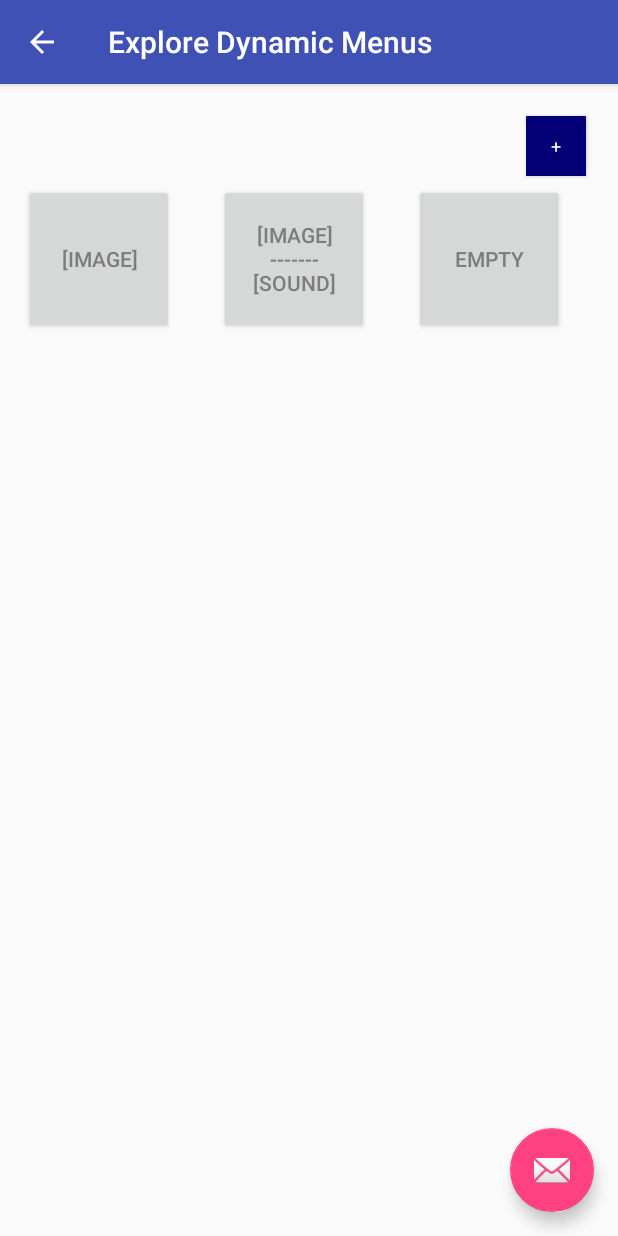
After one commit to syoung7289/android-olad, an Android app: the ShowDynamicMenu screen opened directly, with no data from a screen before it, on a phone screen of 412 x 824 dp. The commit adds this screen. Run offline under Robolectric (Android 15) with nearby library versions, the phone set to English and light mode, and no system bars.

Commit message:
Dynamic Popup Menu Day 1

```diff
--- a/app/src/main/java/com/scyoung/pandora/PassParameterActivity.java
+++ b/app/src/main/java/com/scyoung/pandora/PassParameterActivity.java
@@ -7,6 +7,7 @@ import android.support.design.widget.Snackbar;
 import android.support.v7.app.AppCompatActivity;
 import android.support.v7.widget.Toolbar;
 import android.view.View;
+import android.widget.Button;
 import android.widget.EditText;
 
 public class PassParameterActivity extends AppCompatActivity {
@@ -29,6 +30,7 @@ public class PassParameterActivity extends AppCompatActivity {
             }
         });
         getSupportActionBar().setDisplayHomeAsUpEnabled(true);
+
     }
 
     public void passParameter(View view) {
--- /dev/null
+++ b/app/src/main/res/layout/activity_show_dynamic_menu.xml
@@ -0,0 +1,34 @@
+<?xml version="1.0" encoding="utf-8"?>
+<android.support.design.widget.CoordinatorLayout xmlns:android="http://schemas.android.com/apk/res/android"
+    xmlns:app="http://schemas.android.com/apk/res-auto"
+    xmlns:tools="http://schemas.android.com/tools"
+    android:layout_width="match_parent"
+    android:layout_height="match_parent"
+    android:fitsSystemWindows="true"
+    tools:context="com.scyoung.pandora.ShowDynamicMenu">
+
+    <android.support.design.widget.AppBarLayout
+        android:layout_width="match_parent"
+        android:layout_height="wrap_content"
+        android:theme="@style/AppTheme.AppBarOverlay">
+
+        <android.support.v7.widget.Toolbar
+            android:id="@+id/toolbar"
+            android:layout_width="match_parent"
+            android:layout_height="?attr/actionBarSize"
+            android:background="?attr/colorPrimary"
+            app:popupTheme="@style/AppTheme.PopupOverlay" />
+
+    </android.support.design.widget.AppBarLayout>
+
+    <include layout="@layout/content_show_dynamic_menu" />
+
+    <android.support.design.widget.FloatingActionButton
+        android:id="@+id/fab"
+        android:layout_width="wrap_content"
+        android:layout_height="wrap_content"
+        android:layout_gravity="bottom|end"
+        android:layout_margin="@dimen/fab_margin"
+        android:src="@android:drawable/ic_dialog_email" />
+
+</android.support.design.widget.CoordinatorLayout>
--- /dev/null
+++ b/app/src/main/res/layout/content_show_dynamic_menu.xml
@@ -0,0 +1,87 @@
+<?xml version="1.0" encoding="utf-8"?>
+<RelativeLayout xmlns:android="http://schemas.android.com/apk/res/android"
+    xmlns:app="http://schemas.android.com/apk/res-auto"
+    xmlns:tools="http://schemas.android.com/tools"
+    android:layout_width="match_parent"
+    android:layout_height="match_parent"
+    android:paddingBottom="@dimen/activity_vertical_margin"
+    android:paddingLeft="@dimen/activity_horizontal_margin"
+    android:paddingRight="@dimen/activity_horizontal_margin"
+    android:paddingTop="@dimen/activity_vertical_margin"
+    app:layout_behavior="@string/appbar_scrolling_view_behavior"
+    tools:context="com.scyoung.pandora.ShowDynamicMenu"
+    tools:showIn="@layout/activity_show_dynamic_menu">
+
+
+    <Button
+        android:id="@+id/addButton"
+        android:layout_width="40dp"
+        android:layout_height="40dp"
+        android:layout_alignParentRight="true"
+        android:layout_alignParentTop="true"
+        android:layout_marginTop="5dp"
+        android:layout_marginRight="5dp"
+        android:text="+"
+        android:textAppearance="@style/ButtonSmallFontStyle"
+        android:textColor="#FFFFFF"
+        android:background="#060078"
+        android:onClick="addButton"
+        android:outlineProvider="background" />
+    <Button
+        android:id="@+id/dynamicMenuButton0"
+        android:layout_width="100dp"
+        android:layout_height="100dp"
+        android:longClickable="true"
+        android:layout_alignParentLeft="true"
+        android:layout_below="@id/addButton"
+        android:layout_marginTop="5dp"
+        android:textColor="#7D7D7D"/>
+    <Button
+        android:id="@+id/dynamicMenuButton1"
+        android:layout_width="100dp"
+        android:layout_height="100dp"
+        android:longClickable="true"
+        android:layout_toRightOf="@id/dynamicMenuButton0"
+        android:layout_below="@id/addButton"
+        android:layout_marginTop="5dp"
+        android:layout_marginLeft="30dp"
+        android:textColor="#7D7D7D"/>
+    <Button
+        android:id="@+id/dynamicMenuButton2"
+        android:layout_width="100dp"
+        android:layout_height="100dp"
+        android:longClickable="true"
+        android:layout_below="@id/addButton"
+        android:layout_toRightOf="@id/dynamicMenuButton1"
+        android:layout_marginTop="5dp"
+        android:layout_marginLeft="30dp"
+        android:textColor="#7D7D7D"/>
+    <Button
+        android:id="@+id/dynamicMenuButton3"
+        android:layout_width="100dp"
+        android:layout_height="100dp"
+        android:longClickable="true"
+        android:layout_below="@id/dynamicMenuButton0"
+        android:layout_marginTop="30dp"
+        android:textColor="#7D7D7D"/>
+    <Button
+        android:id="@+id/dynamicMenuButton4"
+        android:layout_width="100dp"
+        android:layout_height="100dp"
+        android:longClickable="true"
+        android:layout_below="@id/dynamicMenuButton0"
+        android:layout_toRightOf="@id/dynamicMenuButton3"
+        android:layout_marginTop="30dp"
+        android:layout_marginLeft="30dp"
+        android:textColor="#7D7D7D"/>
+    <Button
+        android:id="@+id/dynamicMenuButton5"
+        android:layout_width="100dp"
+        android:layout_height="100dp"
+        android:longClickable="true"
+        android:layout_below="@id/dynamicMenuButton0"
+        android:layout_toRightOf="@id/dynamicMenuButton4"
+        android:layout_marginTop="30dp"
+        android:layout_marginLeft="30dp"
+        android:textColor="#7D7D7D"/>
+</RelativeLayout>
--- a/app/src/main/res/values-v21/styles.xml
+++ b/app/src/main/res/values-v21/styles.xml
@@ -6,4 +6,11 @@
         <item name="android:windowDrawsSystemBarBackgrounds">true</item>
         <item name="android:statusBarColor">@android:color/transparent</item>
     </style>
+
+    <style name="ButtonSmallFontStyle">
+        <item name="android:textSize">12sp</item>
+        <item name="android:textAllCaps">false</item>
+        <item name="android:fontFamily">sans-serif</item>
+    </style>
+
 </resources>
--- a/app/src/main/res/values/strings.xml
+++ b/app/src/main/res/values/strings.xml
@@ -18,4 +18,16 @@
     <string name="preference_file">pandora_pref</string>
     <string name="no_image_key">NO_IMAGE_KEY</string>
     <string name="title_activity_show_popup_menu">Explore Popup Menus</string>
+    <string name="title_activity_show_dynamic_menu">Explore Dynamic Menus</string>
+    <string name="menu_title_add_sound">Add Sound</string>
+    <string name="menu_title_replace_sound">Replace Sound</string>
+    <string name="menu_title_add_image">Add Image</string>
+    <string name="menu_title_replace_image">Replace Image</string>
+    <string name="menu_title_remove_button">Remove Button</string>
+    <string name="menu_title_up_vote">Up Vote</string>
+    <string name="menu_title_down_vote">Down Vote</string>
+    <string name="button_text_image">[IMAGE]</string>
+    <string name="button_text_image_sound">[Image]\n-------\n[Sound]</string>
+    <string name="button_text_sound">[SOUND]</string>
+    <string name="button_text_empty">Empty</string>
 </resources>
--- a/app/src/main/res/values/styles.xml
+++ b/app/src/main/res/values/styles.xml
@@ -17,4 +17,8 @@
 
     <style name="AppTheme.PopupOverlay" parent="ThemeOverlay.AppCompat.Light" />
 
+    <style name="ButtonSmallFontStyle">
+        <item name="android:textSize">10sp</item>
+    </style>
+
 </resources>
```
Also changed, not shown: app/src/main/AndroidManifest.xml (+9 -0 lines), app/src/main/java/com/scyoung/pandora/SandboxActivity.java (+7 -1 lines), app/src/main/java/com/scyoung/pandora/ShowDynamicMenu.java (added, +268 -0 lines), app/src/main/res/layout/content_sandbox.xml (+10 -1 lines), app/src/main/res/menu/dynamic_menu.xml (added, +32 -0 lines).
